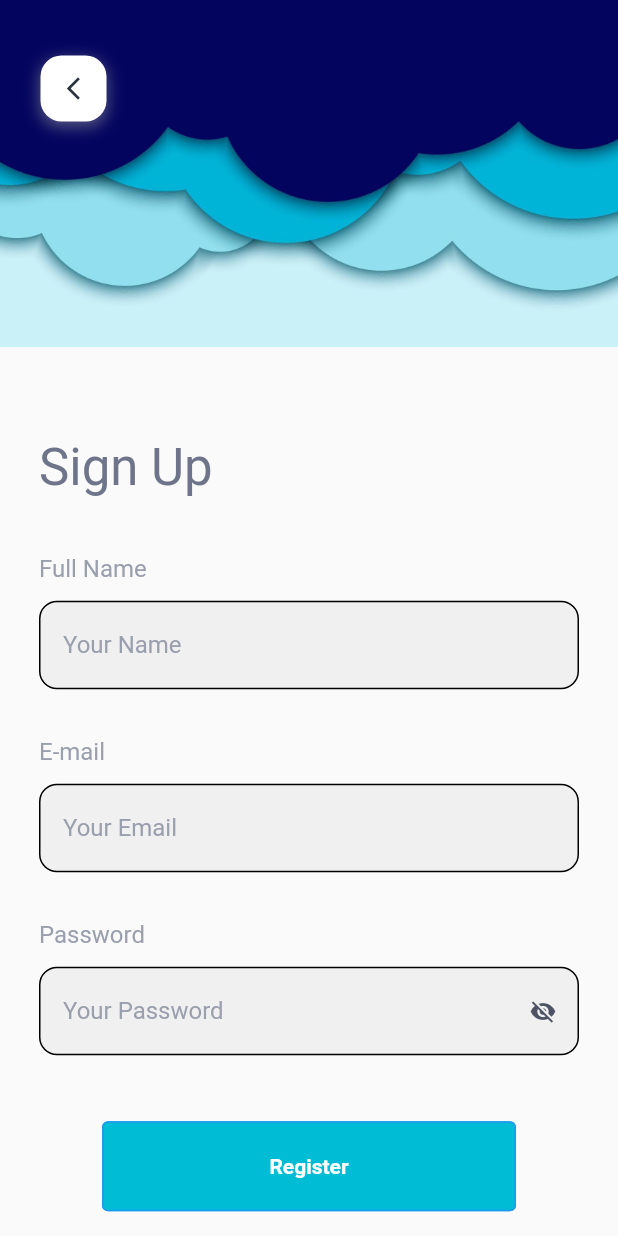
After one commit to dadahtaufikpermana/weather_forecast_hub_dtp, a Flutter app: the RegisterScreen screen opened by its route, on a phone screen of 412 x 824 dp. The commit adds this screen. Run offline on Flutter 3.47's test engine with Material 2 defaults, Android fonts, the phone set to English and light mode, and no system bars; our stand-ins replace flash, hexcolor; missing offline and left inert: inspection; project files that could hold a hidden picture were left out.

Commit message:
Feat: slicing wegister screen

```diff
--- a/lib/main.dart
+++ b/lib/main.dart
@@ -26,7 +26,7 @@ class MyApp extends StatelessWidget {
     return Consumer<PreferenceSettingsProvider>(
       builder: (context, preferenceSettingsProvider, _) {
         return MaterialApp(
-          title: 'SIMS PPOB',
+          title: 'Weather Forecast Hub',
           theme: ThemeData.light(),
           navigatorKey: navigatorKey,
           initialRoute: Routes.welcomeScreen,
--- a/lib/routes/register_routes.dart
+++ b/lib/routes/register_routes.dart
@@ -1,7 +1,6 @@
-
-
 import 'package:flutter/cupertino.dart';
 import 'package:weather_forecast_hub_dtp/routes/routes.dart';
+import 'package:weather_forecast_hub_dtp/screen/register/register_screen.dart';
 
 import '../screen/login/login_screen.dart';
 import '../screen/welcome/welcome_screen.dart';
@@ -9,4 +8,5 @@ import '../screen/welcome/welcome_screen.dart';
 Map<String, WidgetBuilder> routesApp = {
   Routes.welcomeScreen: (_) => const WelcomeScreen(),
   Routes.loginScreen: (_) => const LoginScreen(),
+  Routes.registerScreen: (_) => const RegisterScreen(),
 };
--- /dev/null
+++ b/lib/screen/register/register_content.dart
@@ -0,0 +1,214 @@
+import 'package:flutter/material.dart';
+import 'package:provider/provider.dart';
+import 'package:weather_forecast_hub_dtp/extensions/context_extensions.dart';
+import 'package:weather_forecast_hub_dtp/screen/register/widgets/register_form_widget.dart';
+
+import '../../routes/routes.dart';
+import '../../utils/provider/prefference_setting_provider.dart';
+import '../../utils/style.dart';
+import '../../widget/button_widget.dart';
+import '../welcome/widgets/button_signin_widget.dart';
+
+class RegisterContent extends StatefulWidget {
+  const RegisterContent({super.key});
+
+  @override
+  State<RegisterContent> createState() => _RegisterContentState();
+}
+
+class _RegisterContentState extends State<RegisterContent> {
+  final GlobalKey<FormState> _formState = GlobalKey<FormState>();
+  late TextEditingController _fullName;
+  late TextEditingController _email;
+  late TextEditingController _password;
+
+  @override
+  void initState() {
+    super.initState();
+    _fullName = TextEditingController();
+    _email = TextEditingController();
+    _password = TextEditingController();
+  }
+
+  @override
+  void dispose() {
+    _fullName.dispose();
+    _email.dispose();
+    _password.dispose();
+    super.dispose();
+  }
+
+  void onPressSignInButton() {
+    if (_formState.currentState?.validate() == true) {
+      context.showCustomFlashMessage(
+        status: 'success',
+        title: 'Login Success!',
+        positionBottom: false,
+      );
+      // Future.delayed(const Duration(seconds: 1)).then(
+      //   (_) => Navigator.pushNamed(
+      //     context,
+      //     Routes.homeScreen,
+      //   ),
+      // );
+    }
+  }
+
+  @override
+  Widget build(BuildContext context) {
+    ThemeData theme = context.theme;
+
+    return Consumer<PreferenceSettingsProvider>(
+      builder: (context, preferenceSettingsProvider, _) {
+        return Column(
+          crossAxisAlignment: CrossAxisAlignment.start,
+          mainAxisAlignment: MainAxisAlignment.start,
+          children: [
+            Stack(
+              children: [
+                Image.asset('assets/images/sky_header.jpg'),
+                Padding(
+                  padding: const EdgeInsets.only(
+                    top: 37,
+                    left: 27,
+                  ),
+                  child: InkWell(
+                    onTap: () {
+                      Navigator.pop(context);
+                    },
+                    enableFeedback: false,
+                    child: Container(
+                      padding: const EdgeInsets.all(12),
+                      decoration: BoxDecoration(
+                          color: whiteColor,
+                          borderRadius: BorderRadius.circular(14),
+                          boxShadow: [
+                            BoxShadow(
+                              color: Colors.grey.withOpacity(0.5),
+                              spreadRadius: 1,
+                              blurRadius: 8,
+                              offset: const Offset(0, 3),
+                            ),
+                          ]),
+                      child: Padding(
+                        padding: const EdgeInsets.all(1.0),
+                        child: Icon(
+                          Icons.arrow_back_ios_new,
+                          size: 18,
+                          color: blackColor80,
+                        ),
+                      ),
+                    ),
+                  ),
+                ),
+              ],
+            ),
+            const SizedBox(height: 60.0),
+            Padding(
+              padding: const EdgeInsets.symmetric(horizontal: 26.0),
+              child: Column(
+                crossAxisAlignment: CrossAxisAlignment.start,
+                mainAxisAlignment: MainAxisAlignment.start,
+                children: [
+                  Text(
+                    'Sign Up',
+                    style: theme.textTheme.headline4!
+                        .copyWith(fontSize: 34, color: blackColor20),
+                  ),
+                  const SizedBox(height: 38.0),
+                  Form(
+                    key: _formState,
+                    child: RegisterFormWidget(
+                      fullNameController: _fullName,
+                      emailController: _email,
+                      passwordController: _password,
+                    ),
+                  ),
+                  const SizedBox(height: 32.0),
+                  Padding(
+                    padding: const EdgeInsets.symmetric(horizontal: 42.0),
+                    child: ButtonWidget(
+                      onPress: () => onPressSignInButton(),
+                      title: 'Register',
+                      buttonColor: Colors.cyan,
+                      titleColor: whiteColor,
+                      borderColor: Colors.blue,
+                      paddingHorizontal: 22.0,
+                      paddingVertical: 22.0,
+                    ),
+                  ),
+                  const SizedBox(height: 36.0),
+                  Row(
+                    mainAxisAlignment: MainAxisAlignment.center,
+                    children: [
+                      Text(
+                        "Don't have an account?",
+                        style: context.theme.textTheme.subtitle2!.copyWith(
+                          color: blackColor20,
+                          fontSize: 16,
+                        ),
+                      ),
+                      const SizedBox(width: 8.0),
+                      InkWell(
+                        onTap: () => Navigator.pushNamed(
+                          context,
+                          Routes.loginScreen,
+                        ),
+                        child: Text(
+                          'Sign In',
+                          style: context.theme.textTheme.subtitle2!.copyWith(
+                            color: Colors.blue,
+                            fontSize: 16,
+                            decoration: TextDecoration.underline,
+                            decorationColor: Colors.blue,
+                            decorationThickness: 1.3,
+                          ),
+                        ),
+                      ),
+                    ],
+                  ),
+                  const SizedBox(height: 36.0),
+                  Padding(
+                    padding: const EdgeInsets.symmetric(horizontal: 18.0),
+                    child: Row(
+                      children: [
+                        Expanded(
+                          child: Divider(
+                            thickness: 1,
+                            color: grayColor20,
+                          ),
+                        ),
+                        Padding(
+                          padding: const EdgeInsets.only(
+                            left: 16.0,
+                            right: 16.0,
+                          ),
+                          child: Text(
+                            'sign up with',
+                            style: theme.textTheme.subtitle2!
+                                .apply(color: blackColor20),
+                          ),
+                        ),
+                        Expanded(
+                          child: Divider(
+                            thickness: 1,
+                            color: grayColor20,
+                          ),
+                        ),
+                      ],
+                    ),
+                  ),
+                  const SizedBox(height: 18.0),
+                  const ButtonSigninWith(
+                    positionButtom: false,
+                  ),
+                  const SizedBox(height: 18.0),
+                ],
+              ),
+            )
+          ],
+        );
+      },
+    );
+  }
+}
--- /dev/null
+++ b/lib/screen/register/register_screen.dart
@@ -0,0 +1,24 @@
+import 'package:flutter/material.dart';
+import 'package:weather_forecast_hub_dtp/screen/register/register_content.dart';
+
+class RegisterScreen extends StatelessWidget {
+  const RegisterScreen({super.key});
+
+  @override
+  Widget build(BuildContext context) {
+    Size size = MediaQuery.of(context).size;
+
+    return GestureDetector(
+      onTap: () => FocusScope.of(context).unfocus(),
+      child: Scaffold(
+        body: SizedBox(
+          width: size.width,
+          height: size.height,
+          child: const SingleChildScrollView(
+            child: RegisterContent(),
+          ),
+        ),
+      ),
+    );
+  }
+}
--- /dev/null
+++ b/lib/screen/register/widgets/register_form_widget.dart
@@ -0,0 +1,92 @@
+import 'package:flutter/material.dart';
+import 'package:inspection/inspection.dart';
+import 'package:intl/intl.dart';
+import 'package:provider/provider.dart';
+
+import '../../../utils/access_form_field.dart';
+import '../../../utils/provider/prefference_setting_provider.dart';
+import '../../../widget/form_label_field_widget.dart';
+
+class RegisterFormWidget extends StatefulWidget {
+  final TextEditingController fullNameController,
+      emailController,
+      passwordController;
+
+  const RegisterFormWidget({
+    super.key,
+    required this.fullNameController,
+    required this.emailController,
+    required this.passwordController,
+  });
+
+  @override
+  State<RegisterFormWidget> createState() => _RegisterFormWidgetState();
+}
+
+class _RegisterFormWidgetState extends State<RegisterFormWidget> {
+  bool passwordVisible = true;
+
+  @override
+  Widget build(BuildContext context) {
+    return Consumer<PreferenceSettingsProvider>(
+      builder: (context, preferenceSettingsProvider, _) {
+        return Column(
+          mainAxisAlignment: MainAxisAlignment.start,
+          crossAxisAlignment: CrossAxisAlignment.start,
+          children: [
+            AccesorFormFiled(
+              hintText: 'Your Name',
+              controller: widget.fullNameController,
+              validator: (e) => inspection(
+                e,
+                'required',
+                message: 'Field is Required',
+                locale: Intl.getCurrentLocale(),
+              ),
+              child: const FormLabelFieldWidget(
+                label: 'Full Name',
+              ),
+            ),
+            const SizedBox(height: 20.0),
+            AccesorFormFiled(
+              hintText: 'Your Email',
+              controller: widget.emailController,
+              textInputType: TextInputType.emailAddress,
+              validator: (e) => inspection(
+                e,
+                'required|email',
+                message: 'Field is Required & Type is Email',
+                locale: Intl.getCurrentLocale(),
+              ),
+              child: const FormLabelFieldWidget(
+                label: 'E-mail',
+              ),
+            ),
+            const SizedBox(height: 20.0),
+            AccesorFormFiled(
+              hintText: 'Your Password',
+              controller: widget.passwordController,
+              obscureText: passwordVisible,
+              showObscureToggle: true,
+              onPressSufixobscureTextIcon: () {
+                setState(() {
+                  passwordVisible = !passwordVisible;
+                });
+              },
+              textInputAction: TextInputAction.done,
+              validator: (e) => inspection(
+                e,
+                'required',
+                message: 'Field is Required',
+                locale: Intl.getCurrentLocale(),
+              ),
+              child: const FormLabelFieldWidget(
+                label: 'Password',
+              ),
+            ),
+          ],
+        );
+      },
+    );
+  }
+}
--- a/pubspec.yaml
+++ b/pubspec.yaml
@@ -90,10 +90,5 @@ flutter:
     - family: sofia
       fonts:
         - asset: assets/fonts/sofiapro-light.otf
-  #     fonts:
-  #       - asset: fonts/TrajanPro.ttf
-  #       - asset: fonts/TrajanPro_Bold.ttf
-  #         weight: 700
-  #
   # For details regarding fonts from package dependencies,
   # see https://flutter.dev/custom-fonts/#from-packages
```
